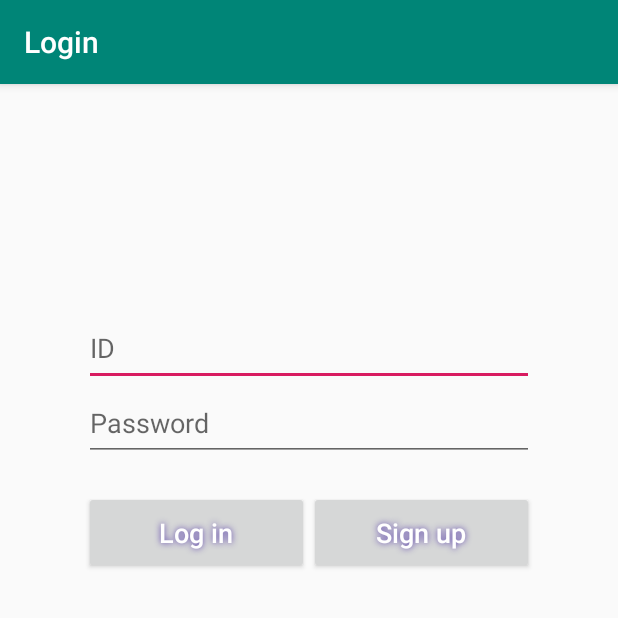
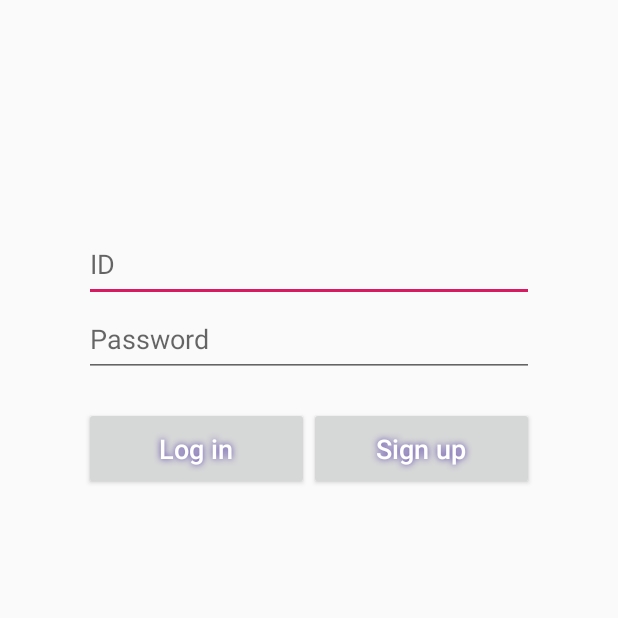
Before and after one commit to dudcheol/SLRcoding, an Android app: the screen it shows after launch (LoginActivity), on a phone screen of 412 x 824 dp, the top half of it. Run offline under Robolectric (Android 15) with nearby library versions, the phone set to English and light mode, and no system bars.

Commit message:
타이틀바 제거

```diff
--- a/app/src/main/res/layout/activity_main.xml
+++ b/app/src/main/res/layout/activity_main.xml
@@ -37,7 +37,9 @@
             app:layout_constraintLeft_toLeftOf="parent"
             app:layout_constraintRight_toRightOf="parent"
             app:menu="@menu/navigation"
-            android:layout_alignParentBottom="true"/>
+            android:layout_alignParentBottom="true"
+            app:labelVisibilityMode="unlabeled"
+            />
 
     </RelativeLayout>
 
--- a/app/src/main/res/layout/main_cardview_latest.xml
+++ b/app/src/main/res/layout/main_cardview_latest.xml
@@ -31,7 +31,6 @@
                 android:layout_width="match_parent"
                 android:layout_height="wrap_content"
                 android:text="내용" />
-
         </LinearLayout>
 
     </android.support.v7.widget.CardView>
--- a/app/src/main/res/values/styles.xml
+++ b/app/src/main/res/values/styles.xml
@@ -6,6 +6,7 @@
         <item name="colorPrimary">@color/colorPrimary</item>
         <item name="colorPrimaryDark">@color/colorPrimaryDark</item>
         <item name="colorAccent">@color/colorAccent</item>
+        <item name="windowNoTitle">true</item>
     </style>
 
     <style name="SplashTheme" parent="@android:style/Theme.Light.NoTitleBar">
```
Also changed, not shown: app/src/main/java/com/example/slrcoding/MainActivity.java (line endings or trailing spaces).
